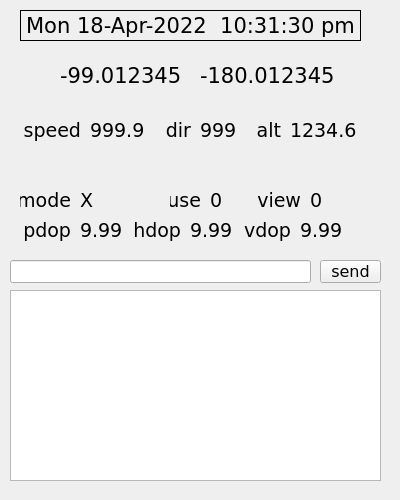
Qt form Qt/gps/BasicDisplay.ui (bradselb/examples) before a commit.
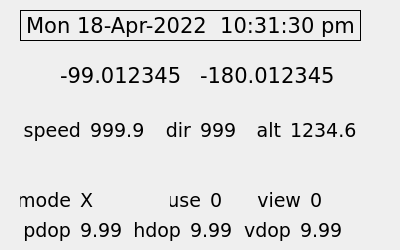
The same form after that commit.

```diff
--- a/Qt/gps/BasicDisplay.ui
+++ b/Qt/gps/BasicDisplay.ui
@@ -8,7 +8,7 @@
     <x>0</x>
     <y>0</y>
     <width>400</width>
-    <height>500</height>
+    <height>250</height>
    </rect>
   </property>
   <property name="minimumSize">
```
